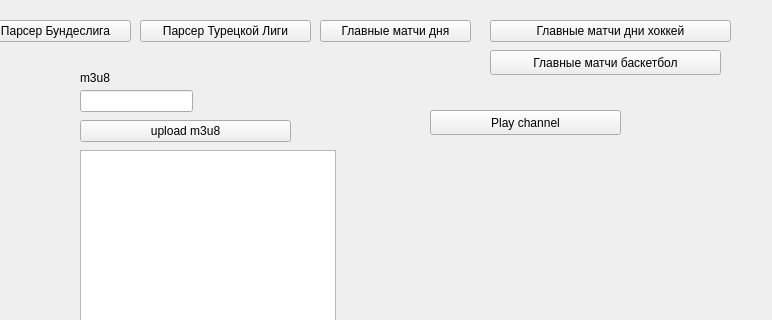
Qt form mainwindow.ui (vcore486-afk/LiveTvGUI) before a commit; both pictures show x 440 to 1212 and y 0 to 320 of the 1212 by 645 pixel window.
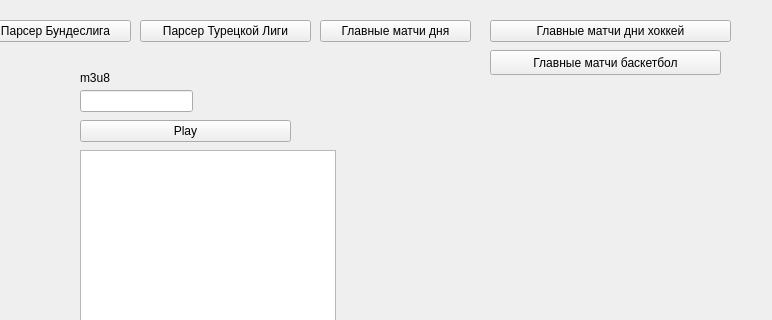
The same form after that commit. Icons and pictures are not drawn.

Commit message:
Добавлена последовательная перезагрузка PVR и воспроизведение канала после загрузки M3U
- Генерация временного M3U из ввода пользователя
- Асинхронная загрузка M3U на Kodi через SFTP
- Остановка текущего плеера перед обновлением плейлиста
- Включение PVR и запуск PVR scan после загрузки
- Таймер для отключения и повторного включения PVR для принудительной перезагрузки
- Обеспечение строгой последовательности выполнения через колбэки и QTimer
- Запуск воспроизведения первого канала после перезагрузки PVR
	изменено:      mainwindow.cpp
	изменено:      mainwindow.h
	изменено:      mainwindow.ui

The edit to the form file:
```diff
--- a/mainwindow.ui
+++ b/mainwindow.ui
@@ -110,7 +110,7 @@
      </rect>
     </property>
     <property name="text">
-     <string>upload m3u8</string>
+     <string>Play</string>
     </property>
    </widget>
    <widget class="QPushButton" name="pushButton_2">
@@ -240,19 +240,6 @@
      <string>Главные матчи баскетбол</string>
     </property>
    </widget>
-   <widget class="QPushButton" name="reloadPvtiptvsimple">
-    <property name="geometry">
-     <rect>
-      <x>870</x>
-      <y>110</y>
-      <width>191</width>
-      <height>25</height>
-     </rect>
-    </property>
-    <property name="text">
-     <string>Play channel</string>
-    </property>
-   </widget>
   </widget>
   <widget class="QMenuBar" name="menubar">
    <property name="geometry">
```
The commit also changes 2 other files.
